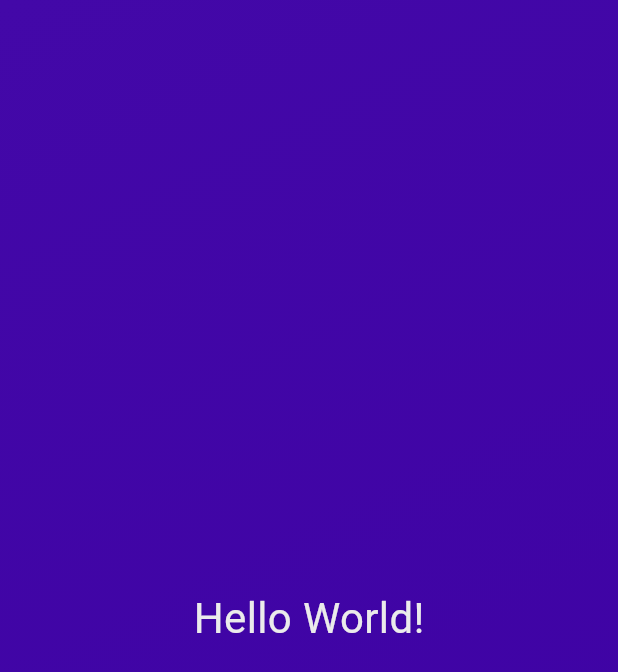
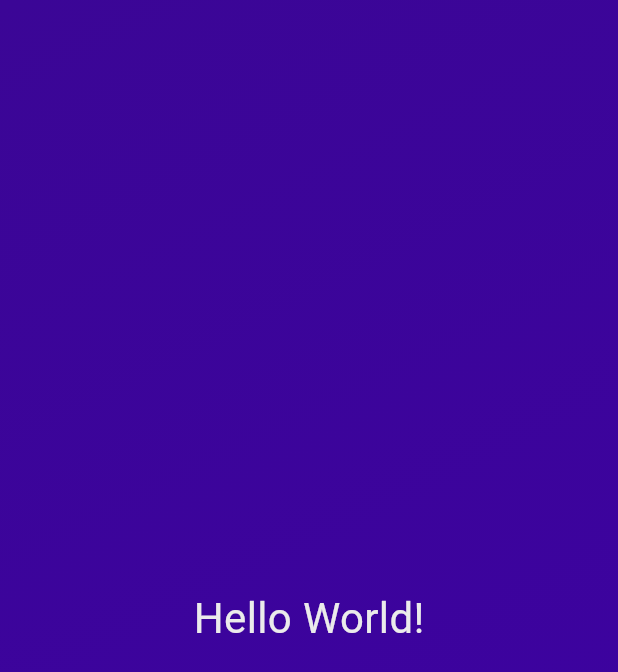
Before and after one commit to kotokotodonabe/flutter-first-app, a Flutter app: the screen it shows after launch, on a phone screen of 412 x 824 dp. Shown: the top 672 px of the screen. Run offline on Flutter 3.47's test engine with Material 3 defaults, Android fonts, the phone set to English and light mode, and no system bars.

Commit message:
fix：gradientのAlignmentを変数にした

```diff
--- a/lib/gradient_container.dart
+++ b/lib/gradient_container.dart
@@ -1,5 +1,8 @@
 import 'package:flutter/material.dart';
 import 'package:first_app/styled_text.dart';
+
+const startAlignment = Alignment.topLeft;
+const endAlignment = Alignment.bottomRight;
 
 class GradientContainer extends StatelessWidget {
   const GradientContainer({super.key});
@@ -10,11 +13,11 @@ class GradientContainer extends StatelessWidget {
       decoration: const BoxDecoration(
         gradient: LinearGradient(
           colors: [
-            Color.fromARGB(255, 67, 8, 168),
+            Color.fromARGB(255, 59, 6, 150),
             Color.fromARGB(255, 61, 1, 163)
           ],
-          begin: Alignment.topLeft,
-          end: Alignment.bottomRight,
+          begin: startAlignment,
+          end: endAlignment,
         ),
       ),
       child: const Center(
```
